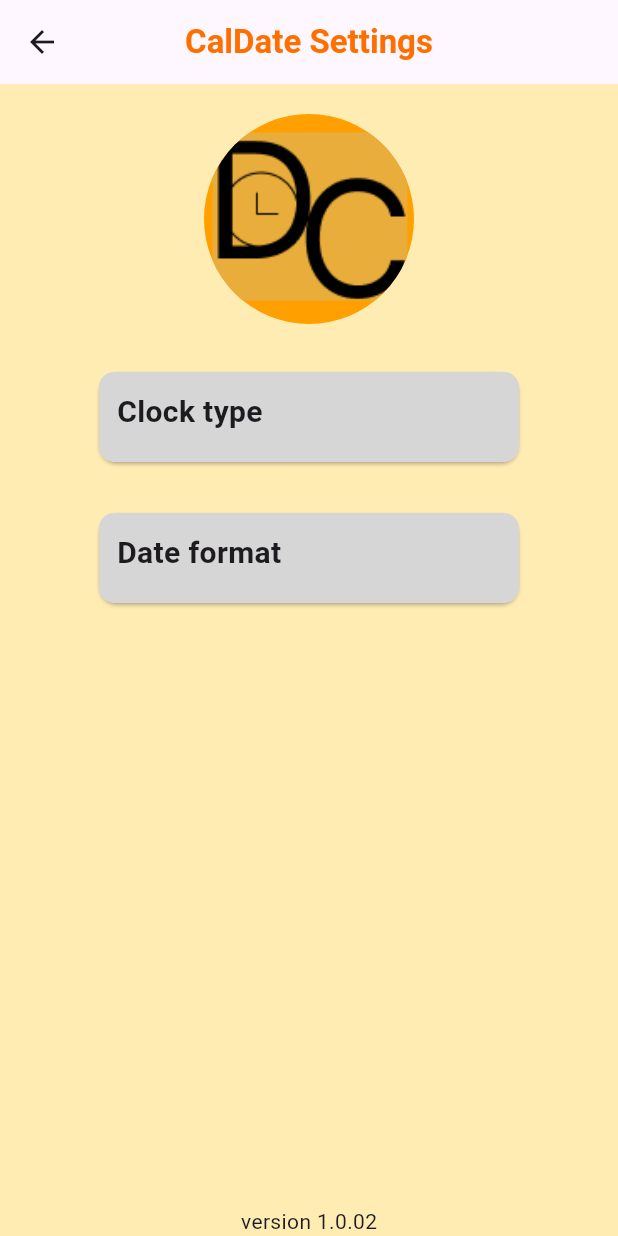
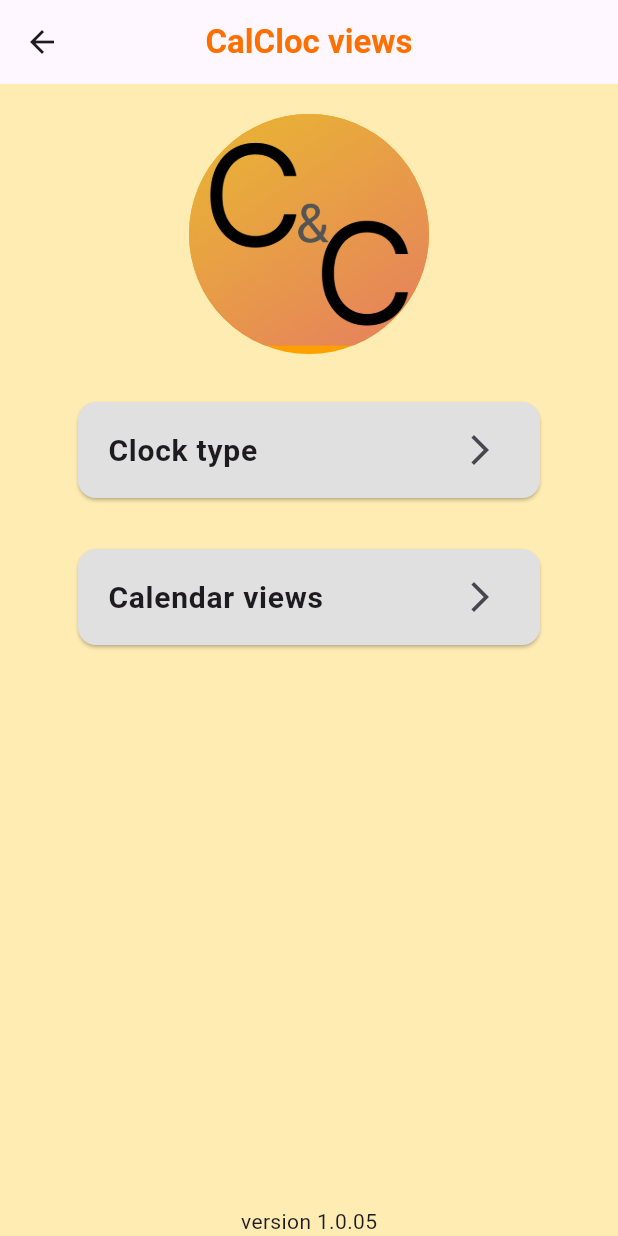
Before and after one commit to Ugocode/CalDate, a Flutter app: the SettingsPage screen opened directly, on a phone screen of 412 x 824 dp. Run offline on Flutter 3.47's test engine with Material 2 defaults, Android fonts, the phone set to English and light mode, and no system bars; our stand-ins replace syncfusion_flutter_calendar; missing offline and left inert: clock_loader, date_clock, one_clock; statements that could not run were skipped.

Commit message:
added new logo and bkgd images

```diff
--- a/lib/Screens/date_format.dart
+++ b/lib/Screens/date_format.dart
@@ -13,7 +13,13 @@ class _DateFormatState extends State<DateFormat> {
   Widget build(BuildContext context) {
     return Scaffold(
       backgroundColor: Colors.amber[100],
-      appBar: AppBar(),
+      appBar: AppBar(
+        title: Text(
+          'Calendar Views',
+          style: TextStyle(color: Colors.amber[900]),
+        ),
+        centerTitle: true,
+      ),
       body: ListView(
         children: [
           const SizedBox(
--- a/lib/Screens/home_page.dart
+++ b/lib/Screens/home_page.dart
@@ -24,22 +24,21 @@ class _HomePageState extends State<HomePage> {
           decoration: const BoxDecoration(
             // color: const Color(0xff7c94b6),
             image: DecorationImage(
-                image: AssetImage('assets/images/lion.jpeg'),
-                fit: BoxFit.cover),
+                image: AssetImage('assets/images/bkg.png'), fit: BoxFit.cover),
           ),
           child: Column(
             // crossAxisAlignment: CrossAxisAlignment.center,
             // mainAxisAlignment: MainAxisAlignment.center,
             children: [
               const Text(
-                'CalDate',
+                'CalCloc',
                 style: TextStyle(
                     color: Colors.white,
                     fontSize: 25,
                     fontWeight: FontWeight.bold),
               ),
               const SizedBox(
-                height: 20,
+                height: 30,
               ),
               Padding(
                 padding: const EdgeInsets.symmetric(
--- a/lib/Screens/settings_page.dart
+++ b/lib/Screens/settings_page.dart
@@ -1,5 +1,5 @@
-import 'package:date_clock/Screens/clock_type.dart';
-import 'package:date_clock/Screens/date_format.dart';
+import 'package:cal_cloc/Screens/clock_type.dart';
+import 'package:cal_cloc/Screens/date_format.dart';
 import 'package:flutter/material.dart';
 
 class SettingsPage extends StatefulWidget {
@@ -16,7 +16,7 @@ class _SettingsPageState extends State<SettingsPage> {
       backgroundColor: Colors.amber[100],
       appBar: AppBar(
         centerTitle: true,
-        title: Text('CalDate Settings',
+        title: Text('CalCloc views',
             style: TextStyle(
                 color: Colors.amber[900], fontWeight: FontWeight.bold)),
       ),
@@ -27,7 +27,7 @@ class _SettingsPageState extends State<SettingsPage> {
           ),
           Center(
             child: CircleAvatar(
-              radius: 70,
+              radius: 80,
               backgroundColor: Colors.amber[700],
               backgroundImage: const AssetImage('assets/icons/Logo.png'),
             ),
@@ -44,21 +44,21 @@ class _SettingsPageState extends State<SettingsPage> {
                   MaterialPageRoute(builder: (context) => const ClockType()),
                 );
               },
-              child: Card(
-                child: Container(
-                  height: 60,
-                  width: 280,
-                  decoration: BoxDecoration(
-                      color: Colors.grey[350],
-                      borderRadius: BorderRadius.circular(10)),
+              child: Padding(
+                padding: const EdgeInsets.symmetric(horizontal: 40.0),
+                child: Card(
+                  color: Colors.grey[300],
                   child: const Padding(
-                    padding: EdgeInsets.all(12.0),
-                    child: Text(
-                      'Clock type',
-                      style:
-                          TextStyle(fontWeight: FontWeight.bold, fontSize: 20),
-                    ),
-                  ),
+                      padding: EdgeInsets.all(4.0),
+                      child: ListTile(
+                        title: Text(
+                          'Clock type',
+                          style: TextStyle(
+                              fontWeight: FontWeight.bold, fontSize: 20),
+                          textAlign: TextAlign.left,
+                        ),
+                        trailing: Icon(Icons.arrow_forward_ios),
+                      )),
                 ),
               ),
             ),
@@ -75,27 +75,27 @@ class _SettingsPageState extends State<SettingsPage> {
                   MaterialPageRoute(builder: (context) => const DateFormat()),
                 );
               },
-              child: Card(
-                child: Container(
-                  height: 60,
-                  width: 280,
-                  decoration: BoxDecoration(
-                      color: Colors.grey[350],
-                      borderRadius: BorderRadius.circular(10)),
+              child: Padding(
+                padding: const EdgeInsets.symmetric(horizontal: 40.0),
+                child: Card(
+                  color: Colors.grey[300],
                   child: const Padding(
-                    padding: EdgeInsets.all(12.0),
-                    child: Text(
-                      'Date format',
-                      style:
-                          TextStyle(fontWeight: FontWeight.bold, fontSize: 20),
-                    ),
-                  ),
+                      padding: EdgeInsets.all(4.0),
+                      child: ListTile(
+                        title: Text(
+                          'Calendar views',
+                          style: TextStyle(
+                              fontWeight: FontWeight.bold, fontSize: 20),
+                          textAlign: TextAlign.left,
+                        ),
+                        trailing: Icon(Icons.arrow_forward_ios),
+                      )),
                 ),
               ),
             ),
           ),
           const Spacer(),
-          const Text('version 1.0.02')
+          const Text('version 1.0.05')
         ],
       ),
     );
--- a/lib/main.dart
+++ b/lib/main.dart
@@ -1,4 +1,4 @@
-import 'package:date_clock/Screens/navigation_screen.dart';
+import 'package:cal_cloc/Screens/navigation_screen.dart';
 import 'package:flutter/material.dart';
 
 void main() {
--- a/pubspec.yaml
+++ b/pubspec.yaml
@@ -1,4 +1,4 @@
-name: date_clock
+name: cal_cloc
 description: A new Flutter project.
 # The following line prevents the package from being accidentally published to
 # pub.dev using `flutter pub publish`. This is preferred for private packages.
@@ -16,7 +16,7 @@ publish_to: 'none' # Remove this line if you wish to publish to pub.dev
 # https://developer.apple.com/library/archive/documentation/General/Reference/InfoPlistKeyReference/Articles/CoreFoundationKeys.html
 # In Windows, build-name is used as the major, minor, and patch parts
 # of the product and file versions while build-number is used as the build suffix.
-version: 1.0.0+4
+version: 1.0.0+6
 
 environment:
   sdk: '>=3.0.6 <4.0.0'
@@ -38,7 +38,7 @@ dependencies:
   syncfusion_flutter_calendar: ^22.2.12
   one_clock: ^2.0.0
   flutter_launcher_icons: ^0.9.0
-  clock_loader: ^0.0.3
+
 
 flutter_icons:
   android: true
```
Also changed, not shown: assets/android_launchscreen/Logo02.png (deleted), assets/icons/Logo.png, assets/images/bkg.png (added), assets/ios_launchscreens/Logo1.png (deleted), assets/ios_launchscreens/logo2.png (deleted), assets/ios_launchscreens/logo3.png (deleted), assets/ios_launchscreens/vertLogo.png (added), assets/ios_launchscreens/vertLogo2.png (added), assets/ios_launchscreens/vertLogo3.png (added), pubspec.lock, 55 other files.
